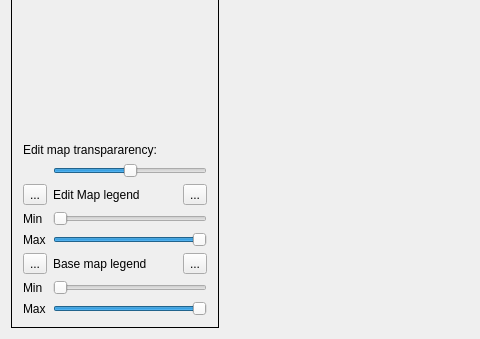
Qt form mainwindow.ui (vjetten/MapEdit) before a commit; both pictures show x 0 to 480 and y 359 to 698 of the 910 by 698 pixel window.
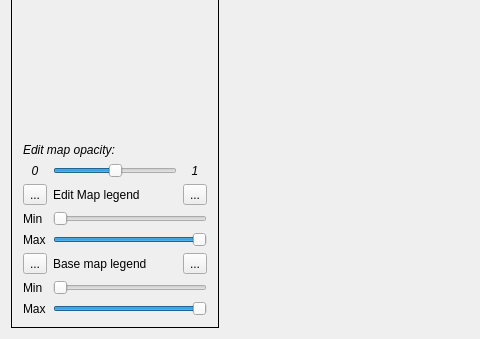
The same form after that commit. Icons and pictures are not drawn.

```diff
--- a/mainwindow.ui
+++ b/mainwindow.ui
@@ -542,12 +542,17 @@
        </item>
        <item row="17" column="0" colspan="3">
         <widget class="QLabel" name="label_7">
+         <property name="font">
+          <font>
+           <italic>true</italic>
+          </font>
+         </property>
          <property name="text">
-          <string>Edit map transpararency:</string>
+          <string>Edit map opacity:</string>
          </property>
         </widget>
        </item>
-       <item row="18" column="1" colspan="3">
+       <item row="18" column="1" colspan="2">
         <widget class="QSlider" name="transparency">
          <property name="sizePolicy">
           <sizepolicy hsizetype="Preferred" vsizetype="Fixed">
@@ -572,6 +577,36 @@
          </property>
         </widget>
        </item>
+       <item row="18" column="3">
+        <widget class="QLabel" name="label_12">
+         <property name="font">
+          <font>
+           <italic>true</italic>
+          </font>
+         </property>
+         <property name="text">
+          <string>1</string>
+         </property>
+         <property name="alignment">
+          <set>Qt::AlignCenter</set>
+         </property>
+        </widget>
+       </item>
+       <item row="18" column="0">
+        <widget class="QLabel" name="label_13">
+         <property name="font">
+          <font>
+           <italic>true</italic>
+          </font>
+         </property>
+         <property name="text">
+          <string>0</string>
+         </property>
+         <property name="alignment">
+          <set>Qt::AlignCenter</set>
+         </property>
+        </widget>
+       </item>
       </layout>
      </widget>
     </item>
```
Left out of the diff: 36 changed lines with no effect on the pictures.
